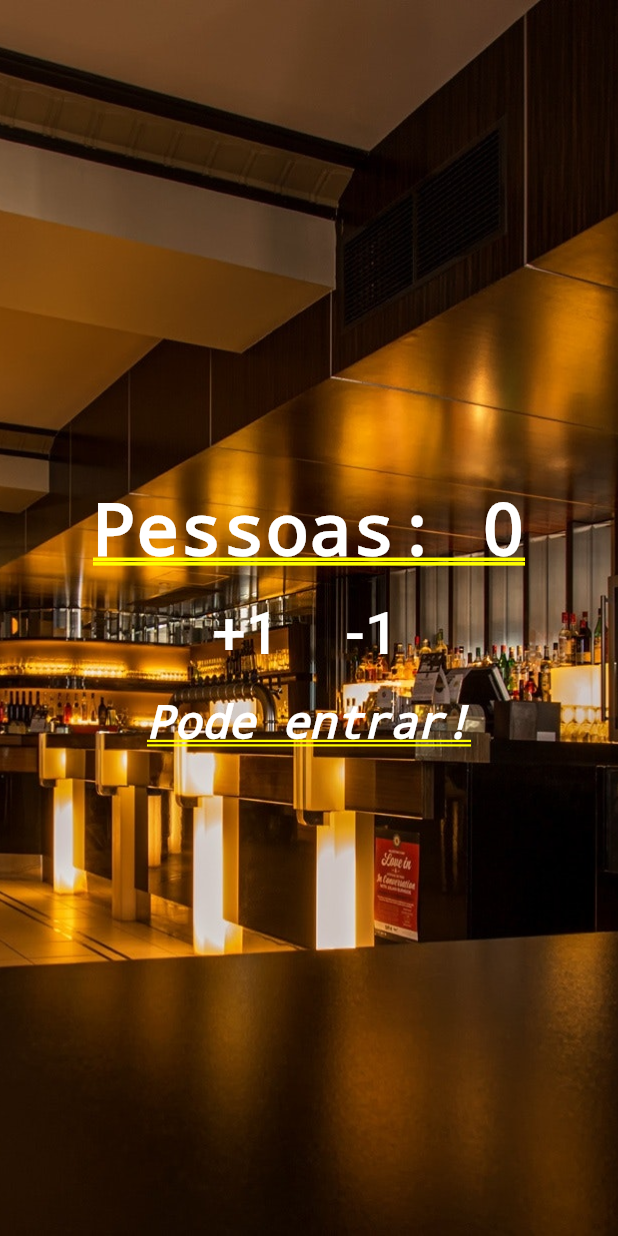
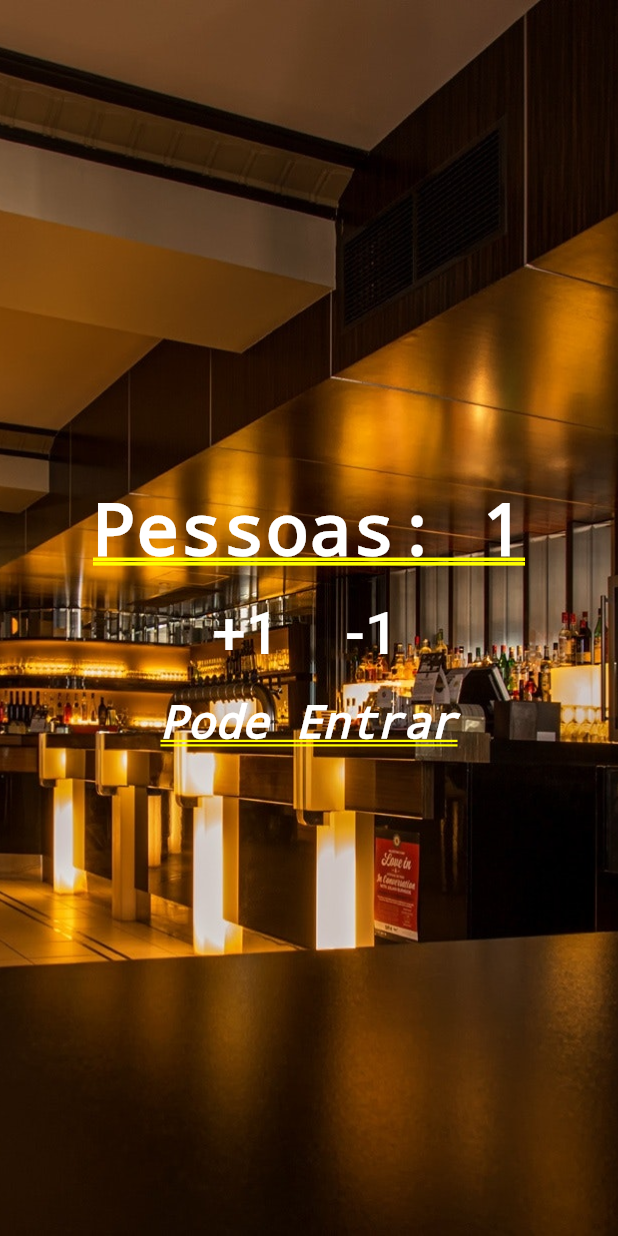
Before and after one commit to mateusrizzo/flutter-tutorial-counter, a Flutter app: the screen it shows after launch, after a tap on "+1", on a phone screen of 412 x 824 dp. Run offline on Flutter 3.47's test engine with Material 2 defaults, Android fonts, the phone set to English and light mode, and no system bars.

Commit message:
project finished

```diff
--- a/lib/main.dart
+++ b/lib/main.dart
@@ -10,6 +10,22 @@ class Home extends StatefulWidget {
 }
 
 class _HomeState extends State<Home> {
+  int _people = 0;
+  String _infoText = "Pode Entrar";
+
+  void _changePeople(int delta) {
+    setState(() {
+      _people += delta;
+      if (_people < 0) {
+        _infoText = "Mundo invertido?";
+      } else if (_people > 10) {
+        _infoText = "Lotado";
+      } else {
+        _infoText = "Pode Entrar";
+      }
+    });
+  }
+
   @override
   Widget build(BuildContext context) {
     return Stack(
@@ -18,7 +34,7 @@ class _HomeState extends State<Home> {
         Column(
           mainAxisAlignment: MainAxisAlignment.center,
           children: [
-            Text("Pessoas: 0",
+            Text("Pessoas: $_people",
                 style: TextStyle(
                     color: Colors.white, fontWeight: FontWeight.bold)),
             Row(
@@ -29,7 +45,9 @@ class _HomeState extends State<Home> {
                   child: TextButton(
                     child: Text("+1",
                         style: TextStyle(fontSize: 40.0, color: Colors.white)),
-                    onPressed: () {},
+                    onPressed: () {
+                      _changePeople(1);
+                    },
                   ),
                 ),
                 Padding(
@@ -37,12 +55,14 @@ class _HomeState extends State<Home> {
                   child: TextButton(
                     child: Text("-1",
                         style: TextStyle(fontSize: 40.0, color: Colors.white)),
-                    onPressed: () {},
+                    onPressed: () {
+                      _changePeople(-1);
+                    },
                   ),
                 ),
               ],
             ),
-            Text("Pode entrar!",
+            Text(_infoText,
                 style: TextStyle(
                     color: Colors.white,
                     fontStyle: FontStyle.italic,
```
